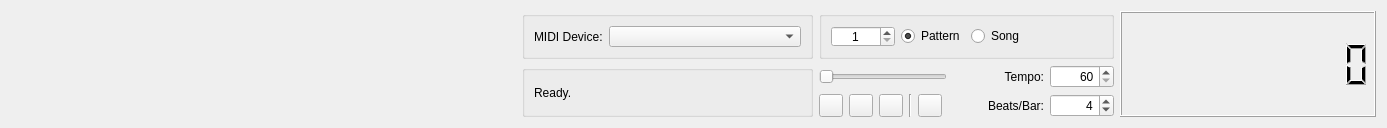
Before: the Qt Designer form toplevel/topwidget/topwidget.ui in nirjacobson/Chromasound-Studio, drawn with Qt 5.
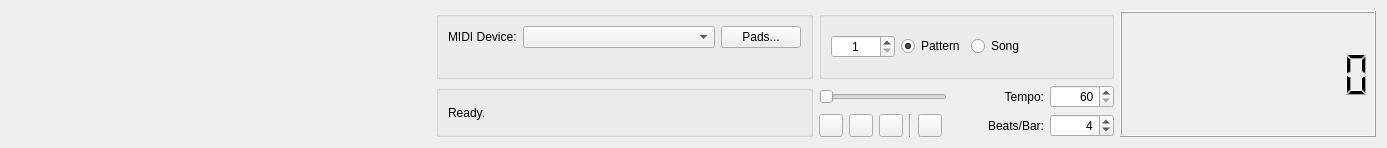
After: the same form once the commit is applied. Custom widgets are drawn as their Qt base class.

Patch:
```diff
--- a/toplevel/topwidget/topwidget.ui
+++ b/toplevel/topwidget/topwidget.ui
@@ -7,7 +7,7 @@
     <x>0</x>
     <y>0</y>
     <width>1387</width>
-    <height>128</height>
+    <height>148</height>
    </rect>
   </property>
   <property name="sizePolicy">
@@ -19,13 +19,13 @@
   <property name="minimumSize">
    <size>
     <width>0</width>
-    <height>128</height>
+    <height>148</height>
    </size>
   </property>
   <property name="maximumSize">
    <size>
     <width>16777215</width>
-    <height>128</height>
+    <height>148</height>
    </size>
   </property>
   <property name="windowTitle">
@@ -249,6 +249,13 @@
             </property>
            </widget>
           </item>
+          <item>
+           <widget class="QPushButton" name="padsButton">
+            <property name="text">
+             <string>Pads...</string>
+            </property>
+           </widget>
+          </item>
          </layout>
         </item>
         <item>
```
